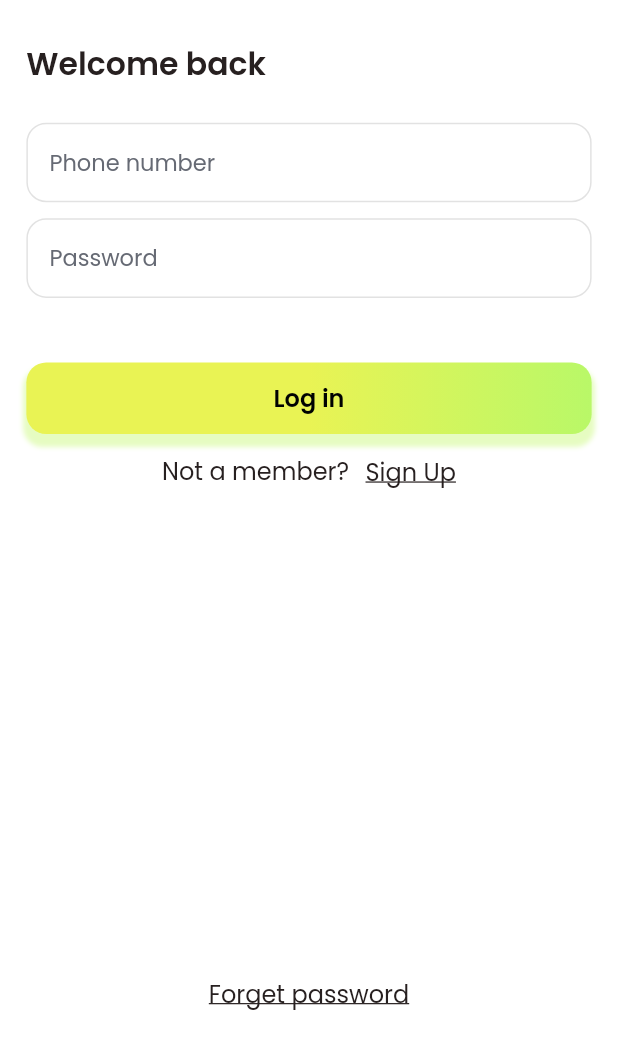
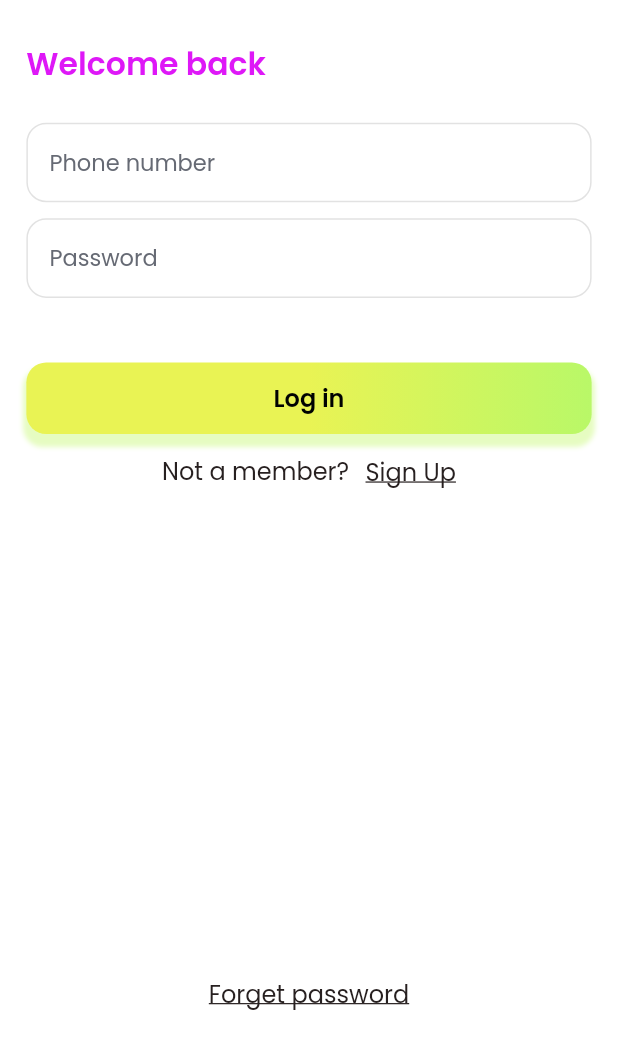
Before and after one commit to FayrouzSwivel/test, a Flutter app: the screen it shows after launch, on a phone screen of 412 x 824 dp, the part 179-1236 px from its top. Run offline on Flutter 3.47's test engine with Material 2 defaults, Android fonts, the phone set to English and light mode, and no system bars; our stand-ins replace cached_network_image, connectivity_plus, flutter_svg, get, shared_preferences; statements that could not run were skipped.

Commit message:
Code Synced by DhiWise

```diff
--- a/lib/presentation/log_in_page_empty_screen/log_in_page_empty_screen.dart
+++ b/lib/presentation/log_in_page_empty_screen/log_in_page_empty_screen.dart
@@ -14,7 +14,7 @@ class LogInPageEmptyScreen extends GetWidget<LogInPageEmptyController> {
     return SafeArea(
         child: Scaffold(
             resizeToAvoidBottomInset: false,
-            backgroundColor: ColorConstant.whiteA700,
+            backgroundColor: appTheme.whiteA700,
             body: Form(
                 key: _formKey,
                 child: Container(
@@ -76,7 +76,8 @@ class LogInPageEmptyScreen extends GetWidget<LogInPageEmptyController> {
                           CustomButton(
                               width: 343,
                               text: "lbl_log_in".tr,
-                              margin: getMargin(top: 40)),
+                              margin: getMargin(top: 40),
+                              onTap: welcome_toast),
                           Align(
                               alignment: Alignment.center,
                               child: Padding(
@@ -125,4 +126,11 @@ class LogInPageEmptyScreen extends GetWidget<LogInPageEmptyController> {
   welome_toast() {
     Get.rawSnackbar(message: "Hello there!");
   }
+
+  welcome_toast() {
+    Get.defaultDialog(
+        onConfirm: () => Get.back(),
+        title: "Welcome",
+        middleText: "Hello there!");
+  }
 }
--- a/lib/theme/app_decoration.dart
+++ b/lib/theme/app_decoration.dart
@@ -3,7 +3,7 @@ import 'package:employer_app/core/app_export.dart';
 
 class AppDecoration {
   static BoxDecoration get fillWhiteA700 => BoxDecoration(
-        color: ColorConstant.whiteA700,
+        color: appTheme.whiteA700,
       );
 }
 
--- a/lib/theme/app_style.dart
+++ b/lib/theme/app_style.dart
@@ -3,7 +3,7 @@ import 'package:employer_app/core/app_export.dart';
 
 class AppStyle {
   static TextStyle txtPoppinsSemiBold20 = TextStyle(
-    color: ColorConstant.gray900,
+    color: appTheme.myColof,
     fontSize: getFontSize(
       20,
     ),
@@ -12,7 +12,7 @@ class AppStyle {
   );
 
   static TextStyle txtPoppinsRegular15 = TextStyle(
-    color: ColorConstant.gray900,
+    color: appTheme.gray900,
     fontSize: getFontSize(
       15,
     ),
@@ -21,7 +21,7 @@ class AppStyle {
   );
 
   static TextStyle txtPoppinsMedium15 = TextStyle(
-    color: ColorConstant.gray900,
+    color: appTheme.gray900,
     fontSize: getFontSize(
       15,
     ),
--- a/lib/widgets/custom_button.dart
+++ b/lib/widgets/custom_button.dart
@@ -137,7 +137,7 @@ class CustomButton extends StatelessWidget {
   _setTextButtonShadowColor() {
     switch (variant) {
       default:
-        return ColorConstant.lightGreenA20066;
+        return appTheme.lightGreenA20066;
     }
   }
 
@@ -158,7 +158,7 @@ class CustomButton extends StatelessWidget {
     switch (fontStyle) {
       default:
         return TextStyle(
-          color: ColorConstant.black900,
+          color: appTheme.black900,
           fontSize: getFontSize(
             15,
           ),
@@ -188,8 +188,8 @@ class CustomButton extends StatelessWidget {
             0.5,
           ),
           colors: [
-            ColorConstant.yellow400,
-            ColorConstant.lightGreenA200,
+            appTheme.yellow400,
+            appTheme.lightGreenA200,
           ],
         );
     }
@@ -200,7 +200,7 @@ class CustomButton extends StatelessWidget {
       default:
         return [
           BoxShadow(
-            color: ColorConstant.lightGreenA20066,
+            color: appTheme.lightGreenA20066,
             spreadRadius: getHorizontalSize(
               2.00,
             ),
--- a/lib/widgets/custom_text_form_field.dart
+++ b/lib/widgets/custom_text_form_field.dart
@@ -111,7 +111,7 @@ class CustomTextFormField extends StatelessWidget {
     switch (fontStyle) {
       default:
         return TextStyle(
-          color: ColorConstant.gray600,
+          color: appTheme.gray600,
           fontSize: getFontSize(
             14,
           ),
@@ -140,7 +140,7 @@ class CustomTextFormField extends StatelessWidget {
         return OutlineInputBorder(
           borderRadius: _setOutlineBorderRadius(),
           borderSide: BorderSide(
-            color: ColorConstant.gray300,
+            color: appTheme.gray300,
             width: 1,
           ),
         );
```
Also changed, not shown: lib/core/utils/color_constant.dart (+54 -15 lines), lib/main.dart (+12 -8 lines), 20 other files.
